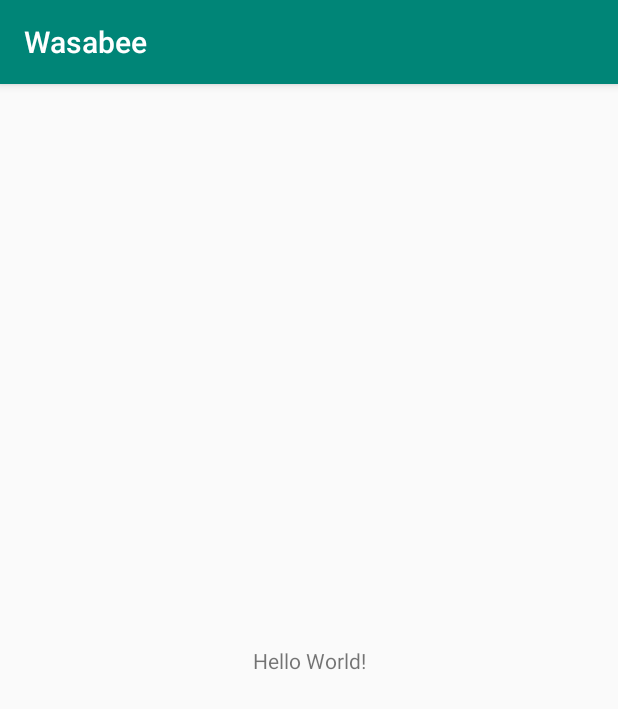
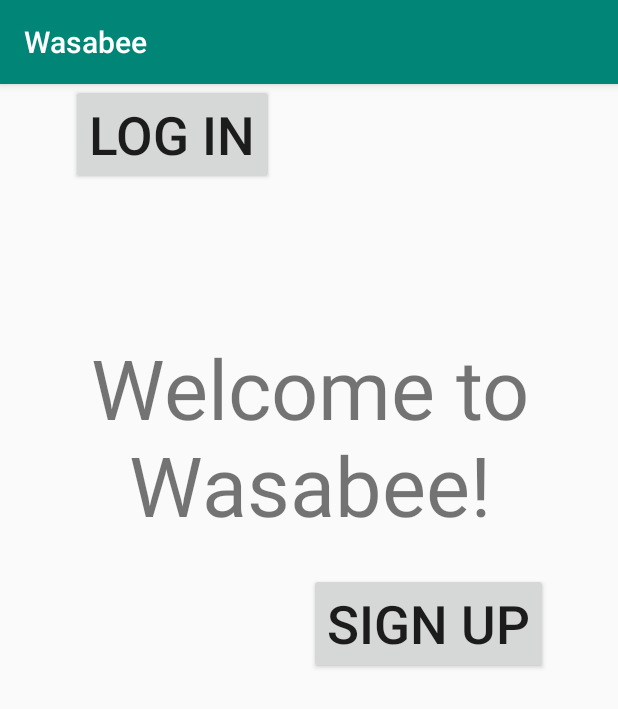
Before and after one commit to pudosha/Wasabee, an Android app: the screen it shows after launch (MainActivity), on a phone screen of 412 x 824 dp. Shown: the top 709 px of the screen. Run offline under Robolectric (Android 15) with nearby library versions, the phone set to English and light mode, and no system bars.

Commit message:
not first commit

```diff
--- a/app/build.gradle
+++ b/app/build.gradle
@@ -25,10 +25,11 @@
 
 dependencies {
     implementation fileTree(dir: 'libs', include: ['*.jar'])
-    implementation"org.jetbrains.kotlin:kotlin-stdlib-jdk7:$kotlin_version"
+    implementation "org.jetbrains.kotlin:kotlin-stdlib-jdk7:$kotlin_version"
     implementation 'androidx.appcompat:appcompat:1.0.2'
     implementation 'androidx.core:core-ktx:1.0.2'
     implementation 'androidx.constraintlayout:constraintlayout:1.1.3'
+    implementation 'com.google.android.material:material:1.0.0'
     testImplementation 'junit:junit:4.12'
     androidTestImplementation 'androidx.test:runner:1.2.0'
     androidTestImplementation 'androidx.test.espresso:espresso-core:3.2.0'
--- a/app/src/main/AndroidManifest.xml
+++ b/app/src/main/AndroidManifest.xml
@@ -9,6 +9,11 @@
             android:roundIcon="@mipmap/ic_launcher_round"
             android:supportsRtl="true"
             android:theme="@style/AppTheme">
+        <activity
+                android:name=".StartingUpActivity"
+                android:label="@string/title_activity_starting_up"
+                android:theme="@style/AppTheme.NoActionBar">
+        </activity>
         <activity android:name=".MainActivity">
             <intent-filter>
                 <action android:name="android.intent.action.MAIN"/>
--- a/app/src/main/res/layout/activity_main.xml
+++ b/app/src/main/res/layout/activity_main.xml
@@ -7,13 +7,30 @@
         android:layout_height="match_parent"
         tools:context=".MainActivity">
 
-    <TextView
+    <Button
+            android:text="Sign up"
             android:layout_width="wrap_content"
             android:layout_height="wrap_content"
-            android:text="Hello World!"
-            app:layout_constraintBottom_toBottomOf="parent"
-            app:layout_constraintLeft_toLeftOf="parent"
-            app:layout_constraintRight_toRightOf="parent"
-            app:layout_constraintTop_toTopOf="parent"/>
+            android:id="@+id/buttonSignUp" android:textSize="35dp"
+            app:layout_constraintEnd_toEndOf="@+id/textWelcome"
+            android:layout_marginTop="8dp" app:layout_constraintTop_toBottomOf="@+id/textWelcome"/>
+    <Button
+            android:text="Log in"
+            android:layout_width="wrap_content"
+            android:layout_height="wrap_content"
+            android:id="@+id/buttonLogIn" android:textSize="35dp"
+            tools:layout_editor_absoluteY="545dp" app:layout_constraintStart_toStartOf="@+id/textWelcome"
+    />
+    <TextView
+            android:text="Welcome to Wasabee!"
+            android:layout_width="318dp"
+            android:layout_height="166dp"
+            android:id="@+id/textWelcome" android:textSize="55dp"
+            android:gravity="center"
+            android:layout_marginEnd="8dp"
+            app:layout_constraintEnd_toEndOf="parent" android:layout_marginStart="8dp"
+            app:layout_constraintStart_toStartOf="parent" android:layout_marginTop="1dp"
+            app:layout_constraintTop_toTopOf="parent" android:layout_marginBottom="300dp"
+            app:layout_constraintBottom_toBottomOf="parent"/>
 
 </androidx.constraintlayout.widget.ConstraintLayout>
--- a/app/src/main/res/values/strings.xml
+++ b/app/src/main/res/values/strings.xml
@@ -1,3 +1,4 @@
 <resources>
     <string name="app_name">Wasabee</string>
+    <string name="title_activity_starting_up">StartingUpActivity</string>
 </resources>
--- a/app/src/main/res/values/styles.xml
+++ b/app/src/main/res/values/styles.xml
@@ -7,5 +7,11 @@
         <item name="colorPrimaryDark">@color/colorPrimaryDark</item>
         <item name="colorAccent">@color/colorAccent</item>
     </style>
+    <style name="AppTheme.NoActionBar">
+        <item name="windowActionBar">false</item>
+        <item name="windowNoTitle">true</item>
+    </style>
+    <style name="AppTheme.AppBarOverlay" parent="ThemeOverlay.AppCompat.Dark.ActionBar"/>
+    <style name="AppTheme.PopupOverlay" parent="ThemeOverlay.AppCompat.Light"/>
 
 </resources>
```
